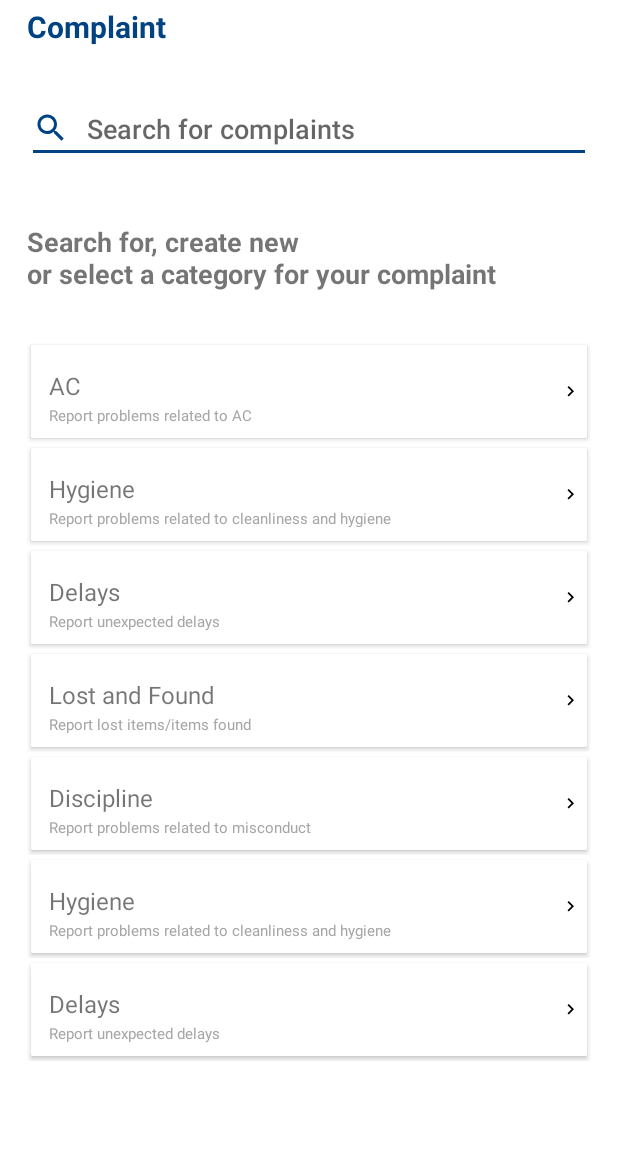
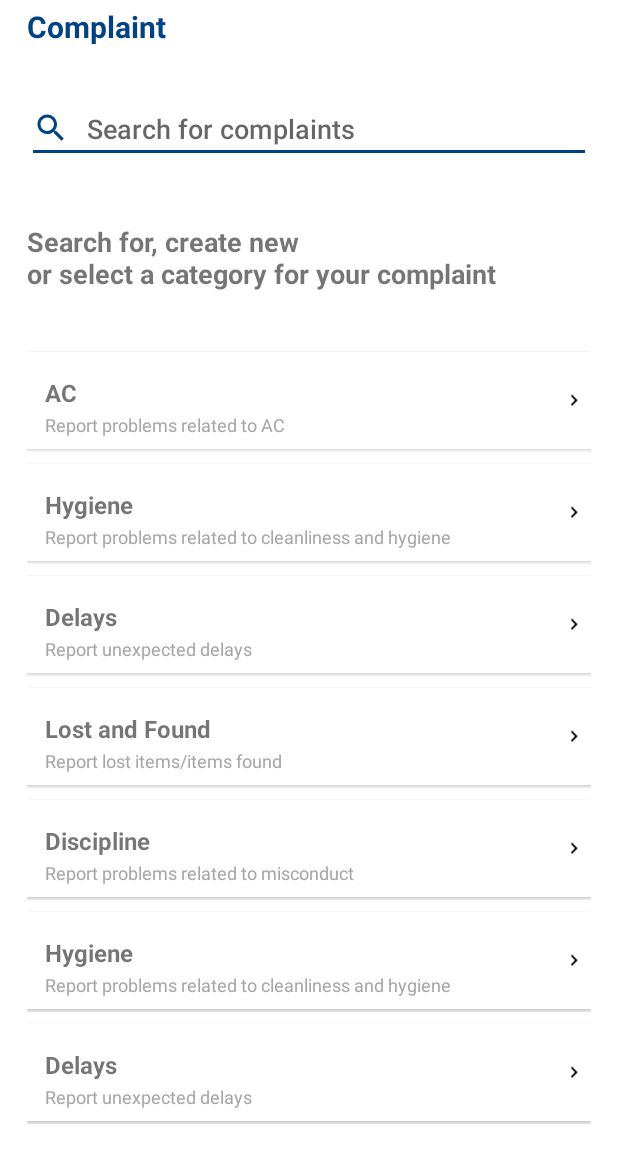
Before and after one commit to gupta-meghna64/DMRC-Connect, an Android app: the fragment ComplaintsCategoryFragment shown on its own in the app's theme, on a phone screen of 412 x 824 dp. Shown: the top 1163 px of the screen. Run offline under Robolectric (Android 15) with nearby library versions, the phone set to English and light mode, and no system bars; libraries missing offline, so code that uses them is left out: com.aurelhubert.ahbottomnavigation; 3 statements that could not run were skipped.

Commit message:
Fix card spacing

```diff
--- a/app/src/main/res/layout/fragment_home.xml
+++ b/app/src/main/res/layout/fragment_home.xml
@@ -236,11 +236,12 @@
             android:layout_gravity="center"
             android:layout_marginTop="8dp"
             android:layout_marginBottom="2dp"
+            card_view:cardElevation="2dp"
+            card_view:cardCornerRadius="1dp"
             android:background="@android:color/white"
-            card_view:cardCornerRadius="1dp"
             android:foreground="?android:attr/selectableItemBackground"
             android:clickable="true"
-            card_view:cardElevation="2dp">
+            android:focusable="true">
 
             <LinearLayout
                 android:layout_width="match_parent"
--- a/app/src/main/res/layout/inflater_category_card.xml
+++ b/app/src/main/res/layout/inflater_category_card.xml
@@ -1,6 +1,7 @@
 <?xml version="1.0" encoding="utf-8"?>
 
-<LinearLayout android:layout_height="wrap_content"
+<LinearLayout xmlns:card_view="http://schemas.android.com/apk/res-auto"
+    android:layout_height="wrap_content"
     android:layout_width="match_parent"
     android:layout_marginTop="4dp"
     android:layout_marginBottom="4dp"
@@ -13,12 +14,14 @@
     <androidx.cardview.widget.CardView
         android:layout_width="match_parent"
         android:layout_height="wrap_content"
-        xmlns:card_view="http://schemas.android.com/apk/res-auto"
+        android:layout_gravity="center"
+        android:layout_marginTop="8dp"
+        android:layout_marginBottom="2dp"
         card_view:cardElevation="2dp"
         card_view:cardCornerRadius="1dp"
-        android:layout_gravity="center"
-        card_view:cardUseCompatPadding="true"
-        xmlns:android="http://schemas.android.com/apk/res/android">
+        android:foreground="?android:attr/selectableItemBackground"
+        android:background="@android:color/white"
+        >
 
 
         <LinearLayout
@@ -39,12 +42,13 @@
                 android:layout_weight="0.05">
 
                 <TextView
+                    android:id="@+id/category_title"
                     android:layout_width="match_parent"
                     android:layout_height="wrap_content"
                     android:paddingTop="8dp"
                     android:text="AC"
-                    android:id="@+id/category_title"
-                    android:textSize="16sp" />
+                    android:textSize="16sp"
+                    android:textStyle="bold" />
 
                 <TextView
                     android:layout_width="match_parent"
@@ -52,7 +56,7 @@
                     android:id="@+id/category_description"
                     android:text="Report problems related to AC here."
                     android:paddingTop="2dp"
-                    android:textSize="10sp"
+                    android:textSize="12sp"
                     android:textColor="@color/light_grey" />
 
             </LinearLayout>
```
